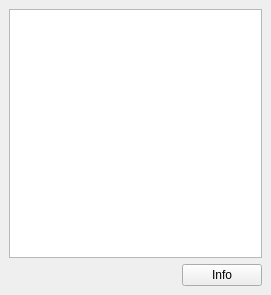
The window that src/ui/dock/advancedsearchresultdockwidget.ui (metaxy/openBibleViewer) describes before a commit, drawn with Qt 5.
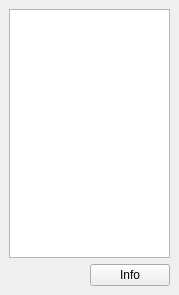
The same window after the commit. Icons and pictures are not drawn.

The edit to the form file:
```diff
--- a/src/ui/dock/advancedsearchresultdockwidget.ui
+++ b/src/ui/dock/advancedsearchresultdockwidget.ui
@@ -6,7 +6,7 @@
    <rect>
     <x>0</x>
     <y>0</y>
-    <width>271</width>
+    <width>179</width>
     <height>295</height>
    </rect>
   </property>
```
